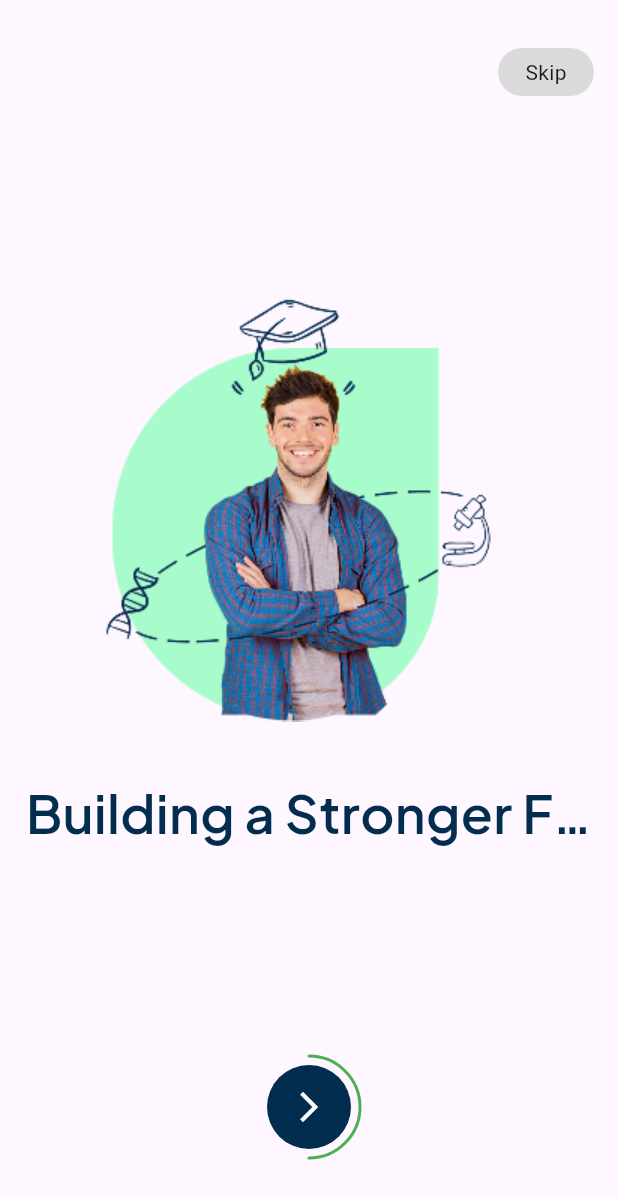
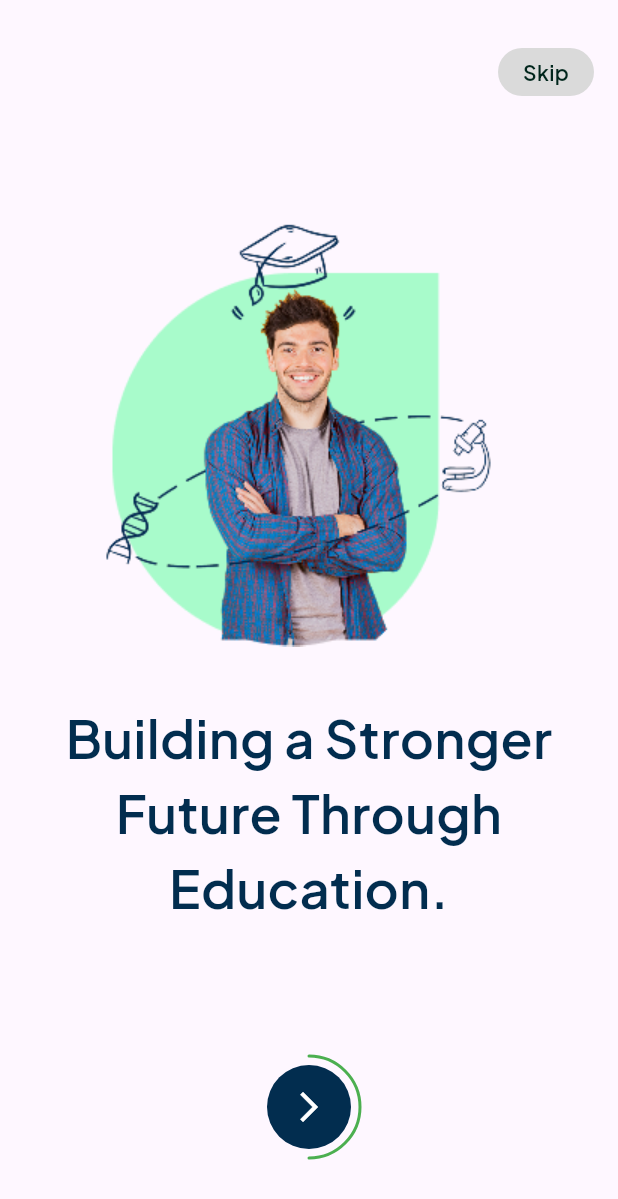
Before and after one commit to Adham167/educational_system, a Flutter app: the screen it shows after launch, after a tap on the "arrow back ios new" icon, on a phone screen of 412 x 824 dp. Shown: the top 1199 px of the screen. Run offline on Flutter 3.47's test engine with Material 3 defaults, Android fonts, the light colour scheme and no system bars.

Commit message:
code refactor

```diff
--- a/lib/core/utils/app_styles.dart
+++ b/lib/core/utils/app_styles.dart
@@ -5,6 +5,12 @@ abstract class AppStyles {
     color: Color(0xFF022D4F),
     fontSize: 35,
     fontFamily: "Plus Jakarta Sans",
-    fontWeight: FontWeight.w600
-    );
+    fontWeight: FontWeight.w600,
+  );
+  static const styleRegular14 = TextStyle(
+    color: Color(0xFF01261C),
+    fontSize: 14,
+    fontFamily: "Plus Jakarta Sans",
+    fontWeight: FontWeight.w400,
+  );
 }
--- /dev/null
+++ b/lib/features/onboarding/presentation/views/widgets/custom_button.dart
@@ -0,0 +1,78 @@
+
+import 'package:educational_system/features/onboarding/presentation/views/widgets/circle_progress_painter.dart';
+import 'package:educational_system/features/onboarding/presentation/views/widgets/home_view.dart';
+import 'package:educational_system/features/onboarding/presentation/views/widgets/onboarding_page_view.dart';
+import 'package:flutter/material.dart';
+
+class CustomButton extends StatelessWidget {
+  const CustomButton({
+    super.key,
+    required int currentPage,
+    required PageController pageController,
+  }) : _currentPage = currentPage, _pageController = pageController;
+
+  final int _currentPage;
+  final PageController _pageController;
+
+  @override
+  Widget build(BuildContext context) {
+    return Stack(
+      alignment: Alignment.center,
+      children: [
+        Container(
+          width: 68,
+          height: 68,
+          child: CustomPaint(
+            painter: CircleProgressPainter(
+              progress:
+                  (_currentPage + 1) /
+                  OnboardingPageView.onboardingList.length,
+              color: Colors.green,
+              backgroundColor: Colors.transparent,
+            ),
+          ),
+        ),
+
+        Positioned(
+          child: Material(
+            shape: CircleBorder(),
+            child: InkWell(
+              customBorder: CircleBorder(),
+              onTap: () {
+                if (_currentPage <
+                    OnboardingPageView.onboardingList.length - 1) {
+                  _pageController.nextPage(
+                    duration: Duration(milliseconds: 300),
+                    curve: Curves.easeIn,
+                  );
+                } else {
+                  Navigator.pushReplacement(
+                    context,
+                    MaterialPageRoute(
+                      builder: (context) => HomeView(),
+                    ),
+                  );
+                }
+              },
+              child: Container(
+                width: 56,
+                height: 56,
+                decoration: BoxDecoration(
+                  shape: BoxShape.circle,
+                  color: Color(0xFF022D4F),
+                ),
+                child: Transform.rotate(
+                  angle: -1.5708 * 2,
+                  child: Icon(
+                    Icons.arrow_back_ios_new_outlined,
+                    color: Colors.white,
+                  ),
+                ),
+              ),
+            ),
+          ),
+        ),
+      ],
+    );
+  }
+}
--- /dev/null
+++ b/lib/features/onboarding/presentation/views/widgets/on_skip_button.dart
@@ -0,0 +1,28 @@
+import 'package:educational_system/core/utils/app_styles.dart';
+import 'package:flutter/material.dart';
+
+class SkipButton extends StatelessWidget {
+  const SkipButton({required this.onSkip});
+  final VoidCallback onSkip;
+
+  @override
+  Widget build(BuildContext context) {
+    return GestureDetector(
+      onTap: onSkip,
+      child: Align(
+        alignment: Alignment.centerRight,
+        child: Container(
+          width: 64,
+          height: 32,
+          decoration: BoxDecoration(
+            color: const Color(0xFFDADADA),
+            borderRadius: BorderRadius.circular(16),
+          ),
+          child: const Center(
+            child: Text("Skip", style: AppStyles.styleRegular14),
+          ),
+        ),
+      ),
+    );
+  }
+}
--- a/lib/features/onboarding/presentation/views/widgets/onboarding_body.dart
+++ b/lib/features/onboarding/presentation/views/widgets/onboarding_body.dart
@@ -1,30 +1,18 @@
 import 'package:educational_system/core/utils/app_images.dart';
 import 'package:educational_system/features/onboarding/data/models/onboarding_model.dart';
+import 'package:educational_system/features/onboarding/presentation/views/onboarding_view.dart';
 import 'package:educational_system/features/onboarding/presentation/views/widgets/circle_progress_painter.dart';
+import 'package:educational_system/features/onboarding/presentation/views/widgets/custom_button.dart';
 import 'package:educational_system/features/onboarding/presentation/views/widgets/home_view.dart';
+import 'package:educational_system/features/onboarding/presentation/views/widgets/on_skip_button.dart';
 import 'package:educational_system/features/onboarding/presentation/views/widgets/onboarding_item.dart';
+import 'package:educational_system/features/onboarding/presentation/views/widgets/onboarding_page_view.dart';
 import 'package:flutter/material.dart';
 
 class OnboardingBody extends StatefulWidget {
+  static var onboardingList;
+
   const OnboardingBody({super.key});
-  static List<OnboardingModel> onboardingList = [
-    OnboardingModel(
-      image: Assets.imagesOnboarding1,
-      title: "Learn Today, Lead Tomorrow.",
-    ),
-    OnboardingModel(
-      image: Assets.imagesOnboarding2,
-      title: "Building a Stronger Future Through Education.",
-    ),
-    OnboardingModel(
-      image: Assets.imagesOnboarding3,
-      title: "Discover. Learn. Succeed.",
-    ),
-    OnboardingModel(
-      image: Assets.imagesOnboarding4,
-      title: "Dive into Your First Lesson!",
-    ),
-  ];
 
   @override
   State<OnboardingBody> createState() => _OnboardingBodyState();
@@ -40,103 +28,26 @@ class _OnboardingBodyState extends State<OnboardingBody> {
         padding: const EdgeInsets.symmetric(horizontal: 16.0, vertical: 32),
         child: Column(
           children: [
-            Align(
-              alignment: Alignment.centerRight,
-              child: Container(
-                width: 64,
-                height: 32,
-                decoration: BoxDecoration(
-                  color: Color(0xFFDADADA),
-                  borderRadius: BorderRadius.circular(16),
-                ),
-                child: Center(
-                  child: GestureDetector(
-                    onTap:
-                        () => Navigator.push(
-                          context,
-                          MaterialPageRoute(builder: (context) => HomeView()),
-                        ),
-                    child: Text("Skip"),
-                  ),
-                ),
-              ),
+            SkipButton(
+              onSkip: () {
+                Navigator.push(
+                  context,
+                  MaterialPageRoute(builder: (context) => HomeView()),
+                );
+              },
             ),
             Expanded(
-              child: PageView.builder(
-                controller: _pageController,
-                itemCount: OnboardingBody.onboardingList.length,
-                onPageChanged: (int page) {
-                  setState(() {
-                    _currentPage = page;
-                  });
-                },
-                itemBuilder: (context, index) {
-                  return OnboardingItem(
-                    onboardingModel: OnboardingBody.onboardingList[index],
-                  );
-                },
+              child: OnboardingPageView(
+                pageController: _pageController,
+                onPageChanged: (page) => setState(() => _currentPage = page),
               ),
             ),
 
             Padding(
               padding: const EdgeInsets.all(20.0),
-              child: Stack(
-                alignment: Alignment.center,
-                children: [
-                  Container(
-                    width: 68,
-                    height: 68,
-                    child: CustomPaint(
-                      painter: CircleProgressPainter(
-                        progress:
-                            (_currentPage + 1) /
-                            OnboardingBody.onboardingList.length,
-                        color: Colors.green,
-                        backgroundColor: Colors.transparent,
-                      ),
-                    ),
-                  ),
-
-                  Positioned(
-                    child: Material(
-                      shape: CircleBorder(),
-                      child: InkWell(
-                        customBorder: CircleBorder(),
-                        onTap: () {
-                          if (_currentPage <
-                              OnboardingBody.onboardingList.length - 1) {
-                            _pageController.nextPage(
-                              duration: Duration(milliseconds: 300),
-                              curve: Curves.easeIn,
-                            );
-                          } else {
-                            Navigator.pushReplacement(
-                              context,
-                              MaterialPageRoute(
-                                builder: (context) => HomeView(),
-                              ),
-                            );
-                          }
-                        },
-                        child: Container(
-                          width: 56,
-                          height: 56,
-                          decoration: BoxDecoration(
-                            shape: BoxShape.circle,
-                            color: Color(0xFF022D4F),
-                          ),
-                          child: Transform.rotate(
-                            angle: -1.5708 * 2,
-                            child: Icon(
-                              Icons.arrow_back_ios_new_outlined,
-                              color: Colors.white,
-                            ),
-                          ),
-                        ),
-                      ),
-                    ),
-                  ),
-                ],
+              child: CustomButton(
+                currentPage: _currentPage,
+                pageController: _pageController,
               ),
             ),
           ],
--- a/lib/features/onboarding/presentation/views/widgets/onboarding_item.dart
+++ b/lib/features/onboarding/presentation/views/widgets/onboarding_item.dart
@@ -18,7 +18,6 @@ class OnboardingItem extends StatelessWidget {
           onboardingModel.title,
           style: AppStyles.styleSemiBold35,
           textAlign: TextAlign.center,
-          overflow: TextOverflow.ellipsis,
         ),
       ],
     );
--- /dev/null
+++ b/lib/features/onboarding/presentation/views/widgets/onboarding_page_view.dart
@@ -0,0 +1,48 @@
+import 'package:educational_system/core/utils/app_images.dart';
+import 'package:flutter/material.dart';
+import 'package:educational_system/features/onboarding/data/models/onboarding_model.dart';
+import 'package:educational_system/features/onboarding/presentation/views/widgets/onboarding_item.dart';
+
+class OnboardingPageView extends StatelessWidget {
+
+
+  const OnboardingPageView({
+    super.key,
+    required this.pageController,
+    required this.onPageChanged,
+  });
+  static List<OnboardingModel> onboardingList = [
+    OnboardingModel(
+      image: Assets.imagesOnboarding1,
+      title: "Learn Today, Lead Tomorrow.",
+    ),
+    OnboardingModel(
+      image: Assets.imagesOnboarding2,
+      title: "Building a Stronger Future Through Education.",
+    ),
+    OnboardingModel(
+      image: Assets.imagesOnboarding3,
+      title: "Discover. Learn. Succeed.",
+    ),
+    OnboardingModel(
+      image: Assets.imagesOnboarding4,
+      title: "Dive into Your First Lesson!",
+    ),
+  ];
+
+  final PageController pageController;
+  final ValueChanged<int> onPageChanged;
+  @override
+  Widget build(BuildContext context) {
+    return PageView.builder(
+      controller: pageController,
+      itemCount: onboardingList.length,
+      onPageChanged: onPageChanged,
+      itemBuilder: (context, index) {
+        return OnboardingItem(
+          onboardingModel: onboardingList[index],
+        );
+      },
+    );
+  }
+}
```
